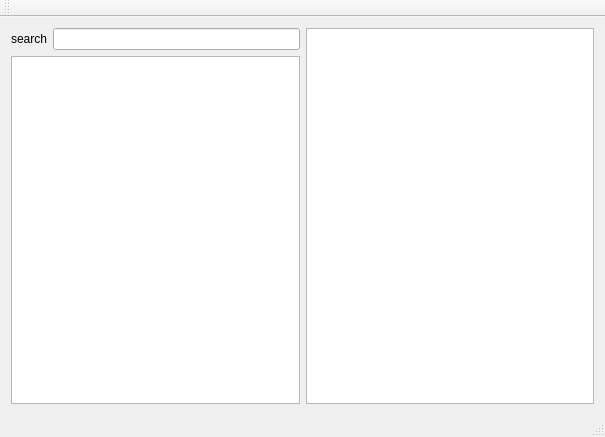
Above: WorkManager/MainWindow.ui from Ulle84/UllesSourceCode before the change. Below: the same form after it.
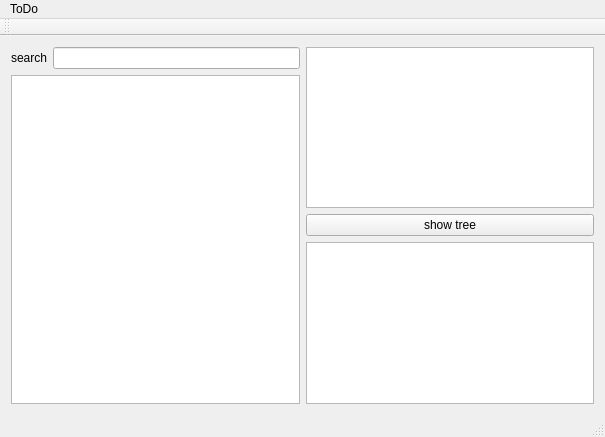
That is the form after the change.

```diff
--- a/WorkManager/MainWindow.ui
+++ b/WorkManager/MainWindow.ui
@@ -37,7 +37,21 @@
      </layout>
     </item>
     <item>
-     <widget class="QPlainTextEdit" name="plainTextEdit"/>
+     <layout class="QVBoxLayout" name="verticalLayout_2">
+      <item>
+       <widget class="QPlainTextEdit" name="plainTextEdit"/>
+      </item>
+      <item>
+       <widget class="QPushButton" name="pushButton">
+        <property name="text">
+         <string>show tree</string>
+        </property>
+       </widget>
+      </item>
+      <item>
+       <widget class="QPlainTextEdit" name="plainTextEditTreeContent"/>
+      </item>
+     </layout>
     </item>
    </layout>
   </widget>
@@ -50,6 +64,22 @@
      <height>22</height>
     </rect>
    </property>
+   <widget class="QMenu" name="menuToDo">
+    <property name="title">
+     <string>ToDo</string>
+    </property>
+    <addaction name="actionAddChild"/>
+    <addaction name="actionAddSibling"/>
+    <addaction name="separator"/>
+    <addaction name="actionMoveUp"/>
+    <addaction name="actionMoveDown"/>
+    <addaction name="separator"/>
+    <addaction name="actionMoveLeft"/>
+    <addaction name="actionMoveRight"/>
+    <addaction name="separator"/>
+    <addaction name="actionDelete"/>
+   </widget>
+   <addaction name="menuToDo"/>
   </widget>
   <widget class="QToolBar" name="mainToolBar">
    <attribute name="toolBarArea">
```
Left out of the diff: 56 changed lines with no effect on the pictures.
